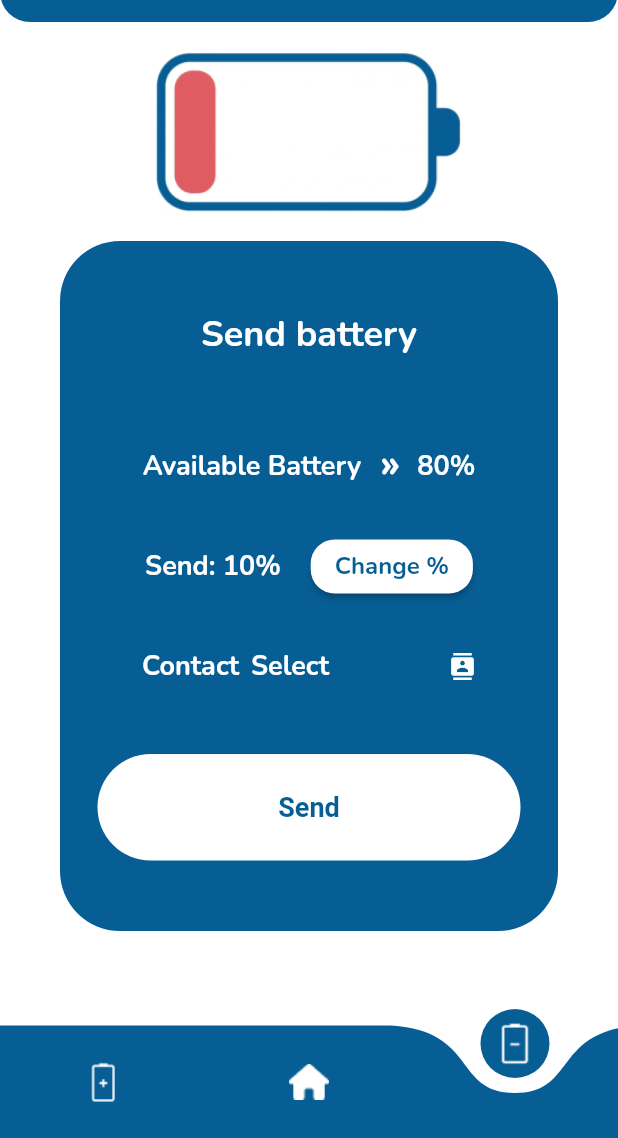
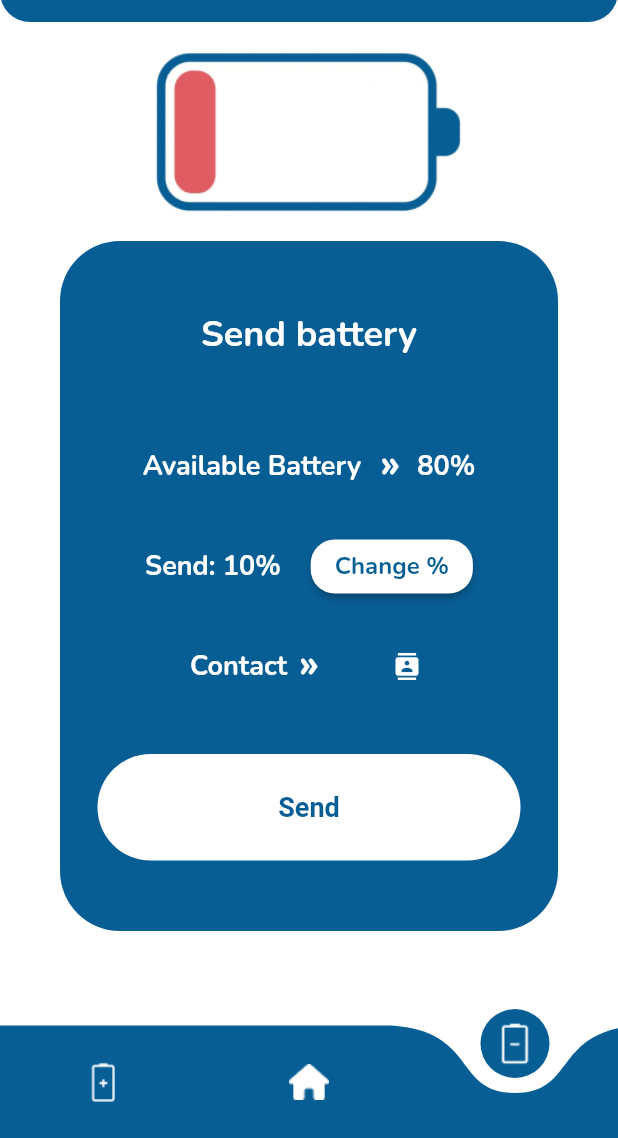
Before and after one commit to Abel-HL/IPO, a Flutter app: the SendBatteryPage screen opened directly, on a phone screen of 412 x 824 dp, the part 98-1236 px from its top. Run offline on Flutter 3.47's test engine with Material 2 defaults, Android fonts, the phone set to English and light mode, and no system bars; drawn by our look-alikes of curved_navigation_bar.

Commit message:
Contact page and Contact options DONE

```diff
--- a/lib/pages/send_battery_page.dart
+++ b/lib/pages/send_battery_page.dart
@@ -22,7 +22,7 @@ class SendBatteryPage extends StatefulWidget{
 class BatteryScreenState extends State<SendBatteryPage> {
   bool showPopup = false;
   int _batteryPercentage = SendPercentageInfo().sendPercentage; // Valor inicial del porcentaje de batería
-  String _selectedContact = "Select"; // Declaración de la variable de estado
+  String _selectedContact = ''; // Declaración de la variable de estado
   final int _maxmAh = 5000;
 
   void _showBatteryPopup(BuildContext context) {
@@ -48,15 +48,16 @@ class BatteryScreenState extends State<SendBatteryPage> {
       MaterialPageRoute(
         builder: (context) => ContactPage(
           initialValue: _selectedContact,
-          onContactSelected: (String value) {  },
+          onContactSelected: (String value) {
+            setState(() {
+              _selectedContact = value; // Actualizar el valor del contacto seleccionado
+            });
+          },
         ),
       ),
-    ).then((contact) {
-      setState(() {
-        _selectedContact = contact ?? "JosePedro"; // Asignar valor predeterminado si el contacto es nulo
-      });
-    });
+    );
   }
+
 
 
   int calculatemAhFromPercentage(int percentage) {
@@ -263,19 +264,24 @@ class BatteryScreenState extends State<SendBatteryPage> {
                   ),
 
 
-                  //forgot password??
+                  //Contact field
                   const SizedBox(height: 30),
                   Row(
                     mainAxisAlignment: MainAxisAlignment.center,
                     children: [
                       const Text(
-                        'Contact',
+                        'Contact ',
                         style: TextStyle(
                           color: Colors.white,
                           fontSize: 18,
                           fontFamily: 'Nunito',
                           fontWeight: FontWeight.w700,
                         ),
+                      ),
+                      const Icon(
+                        Icons.double_arrow_rounded,
+                        color: Colors.white,
+                        size: 18,
                       ),
                       const SizedBox(width: 8),
                       Text(
@@ -287,10 +293,9 @@ class BatteryScreenState extends State<SendBatteryPage> {
                           fontWeight: FontWeight.w700,
                         ),
                       ),
-                      const SizedBox(width: 80),
+                      const SizedBox(width: 40),
                       GestureDetector(
                         onTap: () async {
-                          SendPercentageInfo().sendPercentage = _batteryPercentage;
                           _showContactsPopup(context);
                         },
                         child: const Icon(
@@ -299,6 +304,20 @@ class BatteryScreenState extends State<SendBatteryPage> {
                           size: 18,
                         ),
                       ),
+                      const SizedBox(width: 5),
+                      if (_selectedContact.isNotEmpty) // Verifica si hay un usuario seleccionado
+                        GestureDetector(
+                          onTap: () {
+                            setState(() {
+                              _selectedContact = ''; // Elimina la selección del usuario
+                            });
+                          },
+                          child: const Icon(
+                            Icons.clear,
+                            color: Colors.white,
+                            size: 18,
+                          ),
+                        ),
                     ],
                   ),
 
```
Also changed, not shown: lib/pages/contacts_page.dart (+5 -4 lines), lib/pages/receive_battery_page.dart (+54 -16 lines).
